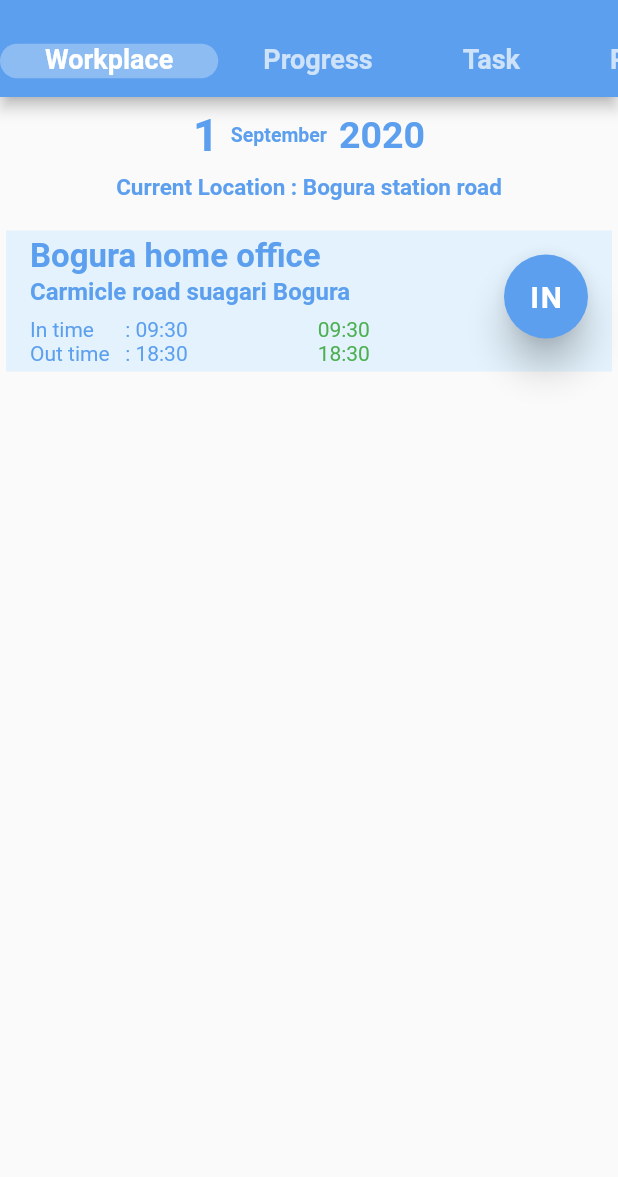
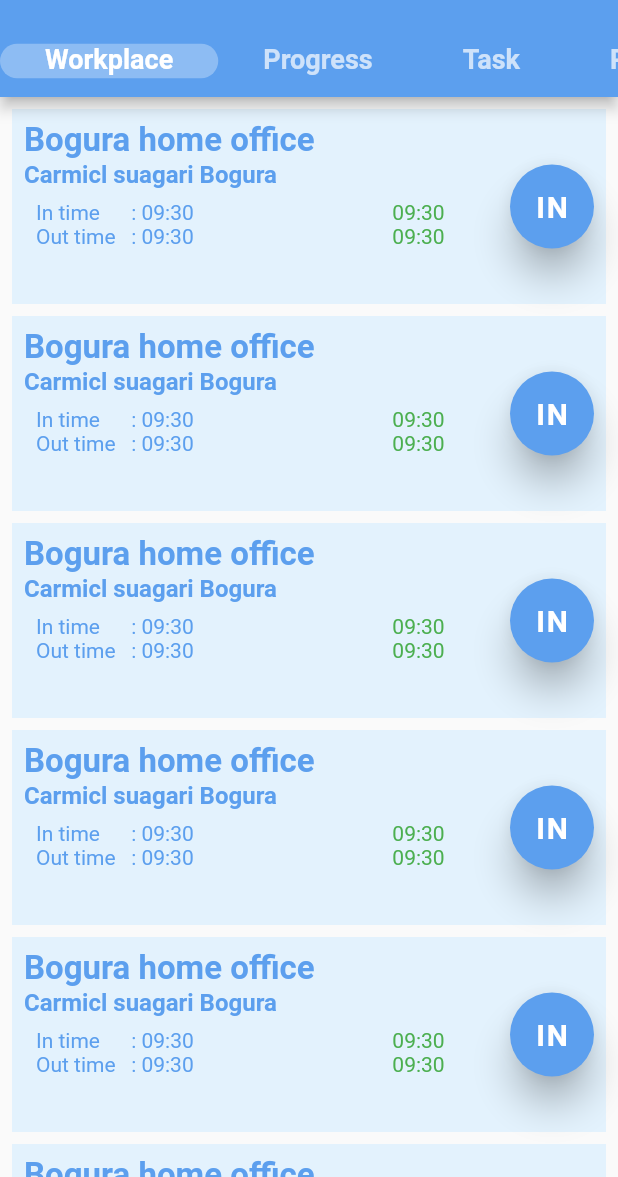
Before and after one commit to Oceanhales/ui, a Flutter app: the EmployeeTabControler screen opened directly, on a phone screen of 412 x 824 dp, the part 59-1236 px from its top. Run offline on Flutter 3.47's test engine with Material 2 defaults, Android fonts, the phone set to English and light mode, and no system bars; our stand-ins replace bubble_tab_indicator, flutter_svg, simple_animations, splashscreen.

Commit message:
workplace update

```diff
--- a/lib/Screens/Workplace.dart
+++ b/lib/Screens/Workplace.dart
@@ -10,73 +10,34 @@ class _WorkplaceState extends State<Workplace> {
   @override
   Widget build(BuildContext context) {
     return Container(
-      child: ListView(
-        children: <Widget>[
-          Padding(padding: const EdgeInsets.all(8.0),
-            child: Container(
-              child: Column(
-                crossAxisAlignment: CrossAxisAlignment.center,
-                mainAxisAlignment: MainAxisAlignment.center,
-                children: <Widget>[
-                  Row(
-                    mainAxisAlignment: MainAxisAlignment.center,
-                    children: <Widget>[
-                      Text("1",style:
-                      TextStyle(color: myPrimaryColor,fontWeight: FontWeight.w600, fontSize: 30),),
-                      Padding(
-                        padding: const EdgeInsets.only(left: 8.0),
-                        child: Text("September",style:
-                        TextStyle(color: myPrimaryColor,fontWeight: FontWeight.w600, fontSize: 13),),
-                      ),
-                      Padding(
-                        padding: const EdgeInsets.only(left: 8.0),
-                        child: Text("2020",style:
-                        TextStyle(color: myPrimaryColor,fontWeight: FontWeight.w600, fontSize: 25),),
-                      ),
-                    ],
-                  ),
-                  Padding(
-                    padding: const EdgeInsets.all(8.0),
-                    child: Text("Current Location : Bogura station road",style:
-                    TextStyle(color: myPrimaryColor,fontWeight: FontWeight.w600, fontSize: 15),),
-                  )
-                ],
-              ),
-            ),
-          ),
-          Padding(
-            padding: const EdgeInsets.all(4.0),
-            child: Container(
-              color: Colors.blue.shade50,
-              child: ListTile(
-                // color: Colors.blue.shade600,
-                title: Container(
-                  child: Column(
+        child: ListView.builder(
+           itemBuilder: (BuildContext context, int index){
+             return Column(
                            crossAxisAlignment: CrossAxisAlignment.start,
                            mainAxisAlignment: MainAxisAlignment.start,
                            children: <Widget>[
-                      Text(
-                        "Bogura home office",
-                        style:
-                        TextStyle(color: myPrimaryColor,fontWeight: FontWeight.w600, fontSize: 22),
-                      ),
                              Padding(
-                        padding: const EdgeInsets.only(top: 1.0),
-                        child: Text(
-                          "Carmicle road suagari Bogura ",
-                          style:
-                          TextStyle(color: myPrimaryColor,fontWeight: FontWeight.w600, fontSize: 16),
-                        ),
-                      ),
-
+                               padding: const EdgeInsets.only(top: 8,left: 8,right: 8),
+                               child: Container(
+                                 height: 130,
+                                 color: Colors.blue.shade50,
+                                 child: Row(
+                                   mainAxisAlignment: MainAxisAlignment.spaceBetween,
+                                   children: <Widget>[
                                      Padding(
-                        padding: const EdgeInsets.only(top:8.0),
+                                       padding: const EdgeInsets.all(8.0),
                                        child: Container(
-                          //color: Colors.grey,
-                          width: MediaQuery.of(context).size.width*.55,
+                                         width: MediaQuery.of(context).size.width*.70,
+                                         //color: Colors.black26,
                                          child: Column(
+                                           mainAxisAlignment: MainAxisAlignment.start,
+                                           crossAxisAlignment: CrossAxisAlignment.start,
                                            children: <Widget>[
-                              Row(
+                                             Text("Bogura home office", style: TextStyle(color: myPrimaryColor,fontWeight: FontWeight.w600, fontSize: 22),),
+                                             Text("Carmicl suagari Bogura", style: TextStyle(color: myPrimaryColor,fontWeight: FontWeight.w600, fontSize: 16),),
+                                             Padding(
+                                               padding: const EdgeInsets.only(left:8.0,top: 8.0,right: 8.0),
+                                               child: Row(
                                                  mainAxisAlignment: MainAxisAlignment.spaceBetween,
                                                  children: <Widget>[
                                                    Text("In time      : 09:30",
@@ -85,23 +46,26 @@ class _WorkplaceState extends State<Workplace> {
                                                      style: TextStyle(color: Colors.green, fontSize: 14),),
                                                  ],
                                                ),
-                              Row(
+                                             ),
+                                             Padding(
+                                               padding: const EdgeInsets.only(left:8.0,right: 8.0),
+                                               child: Row(
                                                  mainAxisAlignment: MainAxisAlignment.spaceBetween,
                                                  children: <Widget>[
-                                  Text("Out time   : 18:30",
+                                                   Text("Out time   : 09:30",
                                                      style: TextStyle(color: myPrimaryColor, fontSize: 14),),
-                                  Text("18:30",
+                                                   Text("09:30",
                                                      style: TextStyle(color: Colors.green, fontSize: 14),),
                                                  ],
+                                               ),
                                              ),
                                            ],
                                          ),
                                        ),
                                      ),
-                    ],
-                  ),
-                ),
-                trailing: Container(
+                                     Padding(
+                                       padding: const EdgeInsets.all(8.0),
+                                       child: Container(
                                                        child: FloatingActionButton(
                                                          elevation: 10,
                                                          backgroundColor: myPrimaryColor,
@@ -118,10 +82,127 @@ class _WorkplaceState extends State<Workplace> {
                                                        ),
                                                      ),
                                      ),
-            ),
-          )
                                    ],
                                  ),
+                               ),
+                             ),
+             ],
+             );
+           },
+        )
     );
   }
 }
+
+    //          Container(
+    //           child: Column(
+    //             crossAxisAlignment: CrossAxisAlignment.center,
+    //             mainAxisAlignment: MainAxisAlignment.center,
+    //             children: <Widget>[
+    //               Row(
+    //                 mainAxisAlignment: MainAxisAlignment.center,
+    //                 children: <Widget>[
+    //                   Text("1",style:
+    //                   TextStyle(color: myPrimaryColor,fontWeight: FontWeight.w600, fontSize: 30),),
+    //                   Padding(
+    //                     padding: const EdgeInsets.only(left: 8.0),
+    //                     child: Text("September",style:
+    //                     TextStyle(color: myPrimaryColor,fontWeight: FontWeight.w600, fontSize: 13),),
+    //                   ),
+    //                   Padding(
+    //                     padding: const EdgeInsets.only(left: 8.0),
+    //                     child: Text("2020",style:
+    //                     TextStyle(color: myPrimaryColor,fontWeight: FontWeight.w600, fontSize: 25),),
+    //                   ),
+    //                 ],
+    //               ),
+    //               Padding(
+    //                 padding: const EdgeInsets.all(8.0),
+    //                 child: Text("Current Location : Bogura station road",style:
+    //                 TextStyle(color: myPrimaryColor,fontWeight: FontWeight.w600, fontSize: 15),),
+    //               )
+    //             ],
+    //           ),
+    //         ),
+    //       ),
+    //       Padding(
+    //         padding: const EdgeInsets.all(4.0),
+    //         child: Container(
+    //           color: Colors.blue.shade50,
+    //           child: ListTile(
+    //             // color: Colors.blue.shade600,
+    //             title: Container(
+    //               child: Column(
+    //                 crossAxisAlignment: CrossAxisAlignment.start,
+    //                 mainAxisAlignment: MainAxisAlignment.start,
+    //                 children: <Widget>[
+    //                   Text(
+    //                     "Bogura home office",
+    //                     style:
+    //                     TextStyle(color: myPrimaryColor,fontWeight: FontWeight.w600, fontSize: 22),
+    //                   ),
+    //                   Padding(
+    //                     padding: const EdgeInsets.only(top: 1.0),
+    //                     child: Text(
+    //                       "Carmicle road suagari Bogura",
+    //                       style:
+    //                       TextStyle(color: myPrimaryColor,fontWeight: FontWeight.w600, fontSize: 16),
+    //                     ),
+    //                   ),
+    //
+    //                   Padding(
+    //                     padding: const EdgeInsets.only(top:8.0),
+    //                     child: Container(
+    //                       //color: Colors.grey,
+    //                       width: MediaQuery.of(context).size.width*.55,
+    //                       child: Column(
+    //                         children: <Widget>[
+    //                           Row(
+    //                             mainAxisAlignment: MainAxisAlignment.spaceBetween,
+    //                             children: <Widget>[
+    //                               Text("In time      : 09:30",
+    //                                 style: TextStyle(color: myPrimaryColor, fontSize: 14),),
+    //                               Text("09:30",
+    //                                 style: TextStyle(color: Colors.green, fontSize: 14),),
+    //                             ],
+    //                           ),
+    //                           Row(
+    //                             mainAxisAlignment: MainAxisAlignment.spaceBetween,
+    //                             children: <Widget>[
+    //                               Text("Out time   : 18:30",
+    //                                 style: TextStyle(color: myPrimaryColor, fontSize: 14),),
+    //                               Text("18:30",
+    //                                 style: TextStyle(color: Colors.green, fontSize: 14),),
+    //                             ],
+    //                           ),
+    //                         ],
+    //                       ),
+    //                     ),
+    //                   ),
+    //                 ],
+    //               ),
+    //             ),
+    //             trailing: Container(
+    //               child: FloatingActionButton(
+    //                 elevation: 10,
+    //                 backgroundColor: myPrimaryColor,
+    //                 onPressed: () {},
+    //                 child: Center(
+    //                   child: Text(
+    //                     'IN',
+    //                     style: TextStyle(
+    //                         fontSize:  20,
+    //                         fontWeight: FontWeight.bold,
+    //                         color: Colors.white),
+    //                   ),
+    //                 ),
+    //               ),
+    //             ),
+    //           ),
+    //         ),
+    //       )
+    //     ],
+    //   ),
+    // );
+  // }
+// }
```
Lines whose indentation alone changed are shown as unchanged.
